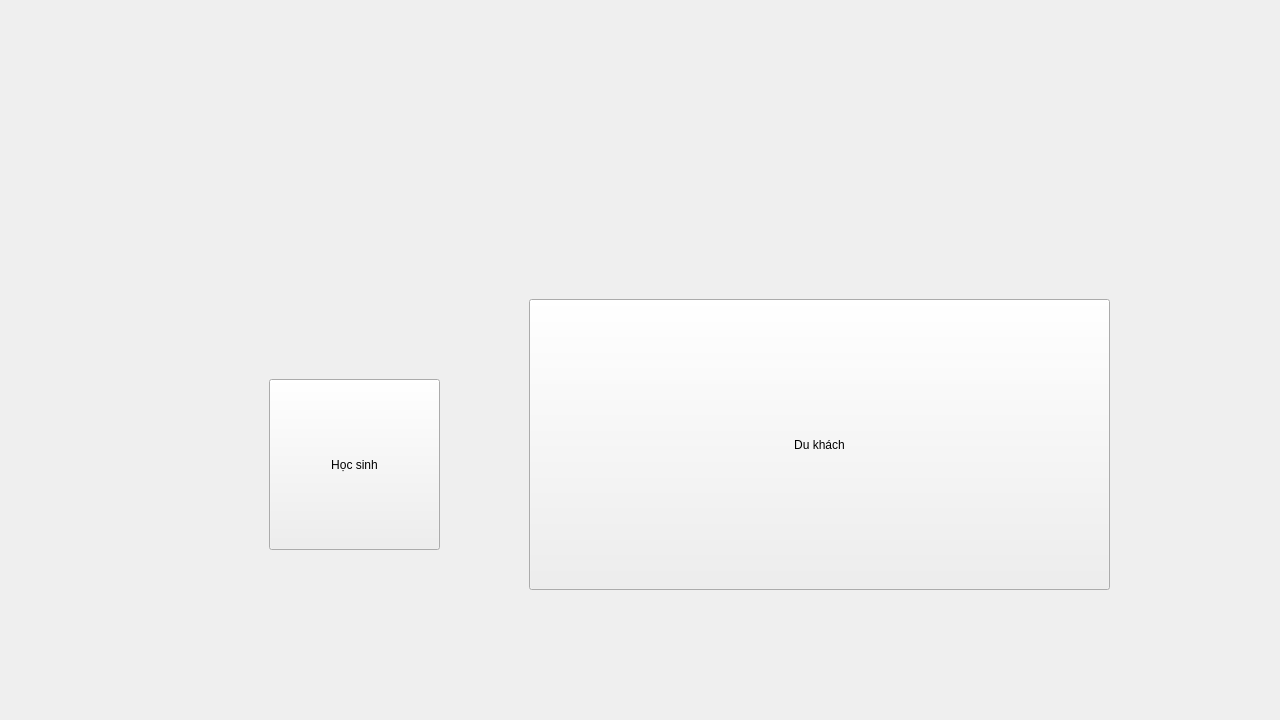
The window that mainwindow.ui (minhnguyen28204/Hanh-Trinh-Nho) describes before a commit, drawn with Qt 5.
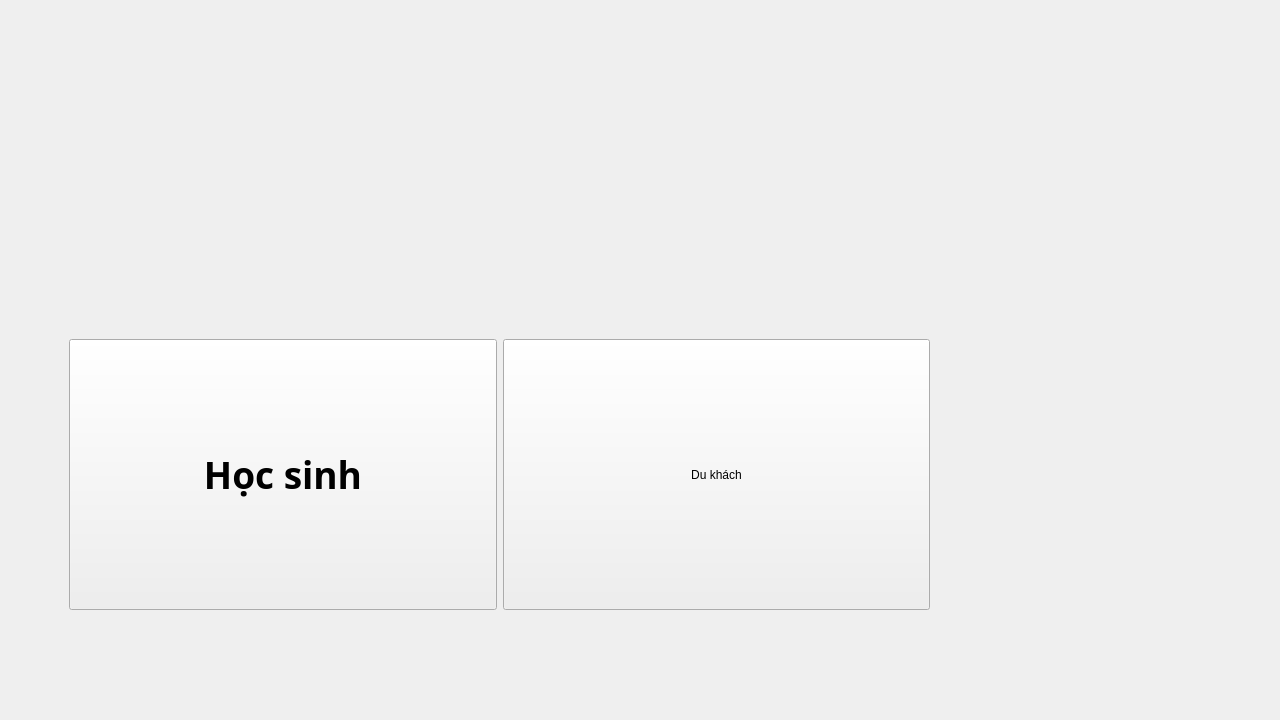
The same window after the commit. Icons and pictures are not drawn.

The edit to the form file:
```diff
--- a/mainwindow.ui
+++ b/mainwindow.ui
@@ -13,10 +13,18 @@
   <property name="windowTitle">
    <string>MainWindow</string>
   </property>
+  <property name="autoFillBackground">
+   <bool>true</bool>
+  </property>
   <widget class="QWidget" name="centralwidget">
    <property name="enabled">
     <bool>true</bool>
    </property>
+   <property name="styleSheet">
+    <string notr="true">QWidget#centralwidget{
+	background-image: url(:/Images/background.jpg)
+}</string>
+   </property>
    <layout class="QVBoxLayout" name="verticalLayout">
     <item>
      <widget class="QWidget" name="widget" native="true">
@@ -24,25 +32,74 @@
        <bool>true</bool>
       </property>
       <property name="autoFillBackground">
-       <bool>true</bool>
+       <bool>false</bool>
       </property>
       <widget class="QWidget" name="ButtonHolder" native="true">
        <property name="geometry">
         <rect>
-         <x>520</x>
-         <y>290</y>
-         <width>581</width>
-         <height>291</height>
+         <x>60</x>
+         <y>330</y>
+         <width>861</width>
+         <height>271</height>
         </rect>
        </property>
+       <property name="layoutDirection">
+        <enum>Qt::LeftToRight</enum>
+       </property>
+       <property name="autoFillBackground">
+        <bool>false</bool>
+       </property>
        <layout class="QHBoxLayout" name="horizontalLayout">
         <item>
          <widget class="QPushButton" name="xephang">
           <property name="sizePolicy">
-           <sizepolicy hsizetype="Minimum" vsizetype="Expanding">
+           <sizepolicy hsizetype="Expanding" vsizetype="Expanding">
             <horstretch>0</horstretch>
             <verstretch>0</verstretch>
            </sizepolicy>
+          </property>
+          <property name="font">
+           <font>
+            <family>Segoe UI Semibold</family>
+            <pointsize>28</pointsize>
+            <italic>false</italic>
+            <bold>true</bold>
+            <underline>false</underline>
+            <strikeout>false</strikeout>
+            <kerning>false</kerning>
+           </font>
+          </property>
+          <property name="styleSheet">
+           <string notr="true">QPushButton {
+	border-image: url(:/Images/click.png);
+    background-repeat: no-repeat;
+    width: 100px;
+    height: 100px;
+	font: bold;
+}
+
+QPushButton:hover {
+    
+	border-image: url(:/Images/click - light.png);
+    background-repeat: no-repeat;
+	font: bold;
+}</string>
+          </property>
+          <property name="text">
+           <string>Học sinh</string>
+          </property>
+         </widget>
+        </item>
+        <item>
+         <widget class="QPushButton" name="dukhach">
+          <property name="sizePolicy">
+           <sizepolicy hsizetype="Expanding" vsizetype="Expanding">
+            <horstretch>0</horstretch>
+            <verstretch>0</verstretch>
+           </sizepolicy>
+          </property>
+          <property name="autoFillBackground">
+           <bool>false</bool>
           </property>
           <property name="styleSheet">
            <string notr="true">QPushButton {
@@ -65,58 +122,6 @@
         </item>
        </layout>
       </widget>
-      <widget class="QLabel" name="label_2">
-       <property name="geometry">
-        <rect>
-         <x>-10</x>
-         <y>-10</y>
-         <width>1281</width>
-         <height>731</height>
-        </rect>
-       </property>
-       <property name="styleSheet">
-        <string notr="true">background-image: url(:/Images/background.jpg);</string>
-       </property>
-       <property name="text">
-        <string/>
-       </property>
-      </widget>
-      <widget class="QPushButton" name="batdau">
-       <property name="geometry">
-        <rect>
-         <x>260</x>
-         <y>370</y>
-         <width>171</width>
-         <height>171</height>
-        </rect>
-       </property>
-       <property name="sizePolicy">
-        <sizepolicy hsizetype="Minimum" vsizetype="Expanding">
-         <horstretch>0</horstretch>
-         <verstretch>0</verstretch>
-        </sizepolicy>
-       </property>
-       <property name="styleSheet">
-        <string notr="true">QPushButton {
-	border-image: url(:/Images/click.png);
-    background-repeat: no-repeat;
-    width: 100px;
-    height: 100px;
-}
-
-QPushButton:hover {
-    
-	border-image: url(:/Images/click - light.png);
-    background-repeat: no-repeat;
-}</string>
-       </property>
-       <property name="text">
-        <string>Học sinh</string>
-       </property>
-      </widget>
-      <zorder>label_2</zorder>
-      <zorder>ButtonHolder</zorder>
-      <zorder>batdau</zorder>
      </widget>
     </item>
    </layout>
```
Left out of the diff: 6 changed lines with no effect on the pictures.
